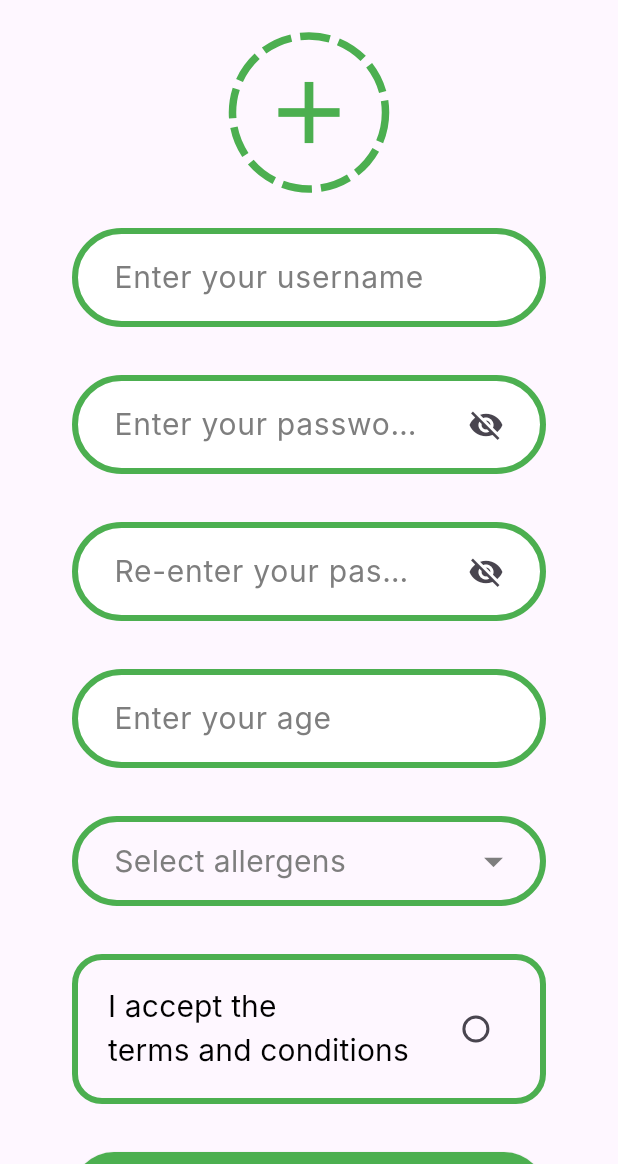
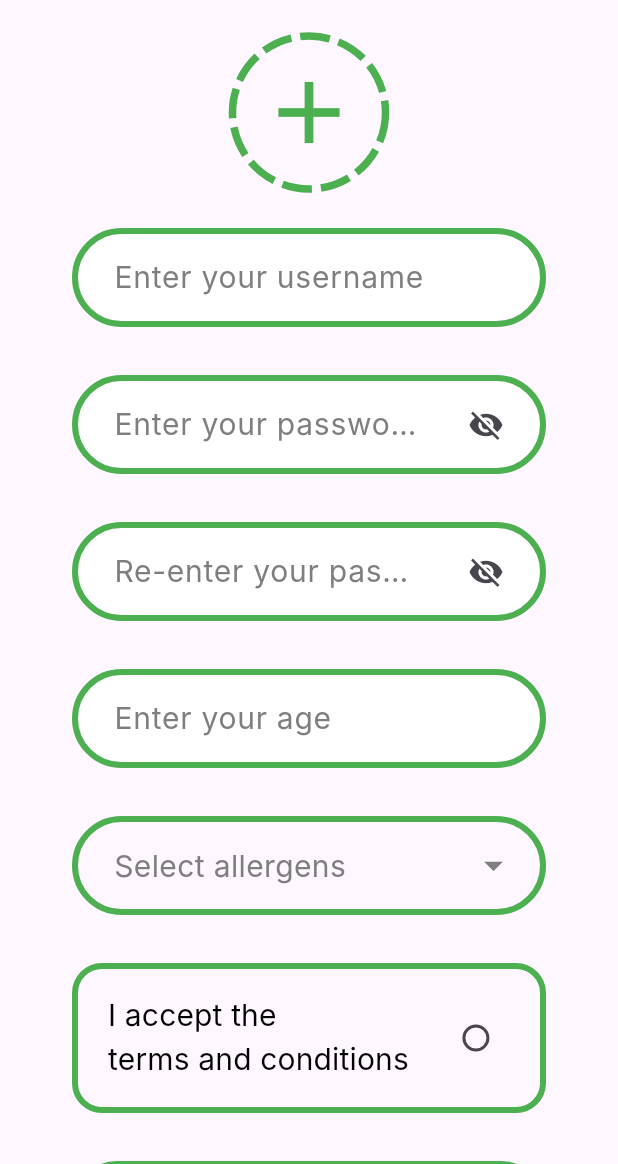
Before and after one commit to oayala775/allergy_free, a Flutter app: the SignUpScreen screen opened by its route, on a phone screen of 412 x 824 dp, the part 72-1236 px from its top. Run offline on Flutter 3.47's test engine with Material 3 defaults, Android fonts, the phone set to English and light mode, and no system bars; drawn by our look-alikes of dotted_border; our stand-ins replace camera, flutter_riverpod, go_router, multi_select_flutter; Roboto replaces fonts that are missing (Inter).

Commit message:
Multiple style fixes

```diff
--- a/allergy_free/lib/config/utils/custom_text_styles.dart
+++ b/allergy_free/lib/config/utils/custom_text_styles.dart
@@ -46,7 +46,7 @@ class CustomTextStyles {
   );
   static const TextStyle whiteTextChip = TextStyle(
     color: Colors.white,
-    fontWeight: FontWeight.w600,
+    fontWeight: FontWeight.w400,
     fontSize: 14,
     fontFamily: "Inter",
   );
--- a/allergy_free/lib/presentation/screens/signUp/sign_up_screen.dart
+++ b/allergy_free/lib/presentation/screens/signUp/sign_up_screen.dart
@@ -52,7 +52,7 @@ class _SignUpScreenState extends State<SignUpScreen> {
                       text: 'Enter your age',
                       inputType: TextInputType.number,
                     ),
-                    AllergenDropdownMenu(width: double.infinity, height: 60),
+                    AllergenDropdownMenu(width: double.infinity, height: 66),
                     TermsAndConditionsBox(
                       accepted: _acceptedTerms,
                       onChanged: (value) {
@@ -64,7 +64,7 @@ class _SignUpScreenState extends State<SignUpScreen> {
                     CustomTextButton(
                       text: 'Sign Up',
                       width: double.infinity,
-                      height: 56,
+                      height: 60,
                       customTextStyle: CustomTextStyles.whiteText700,
                       onPressed: () {
                         // TODO: Implementar lógica de sign up. También hay que asegurarse de que se acepten los términos y condiciones
```
Also changed, not shown: allergy_free/lib/presentation/widgets/allergen_dropdown_menu.dart (+9 -4 lines).
